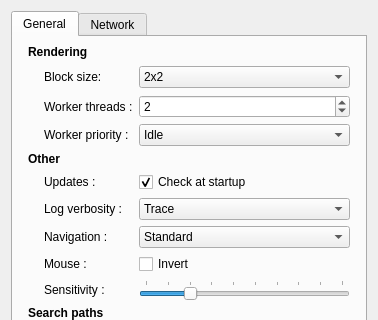
This is src/mtsgui/programsettingsdlg.ui in RoaldFre/mitsuba as Qt 5 draws it before an edit; both pictures show x 0 to 378 and y 0 to 320 of the 378 by 533 pixel window. The edited form follows.
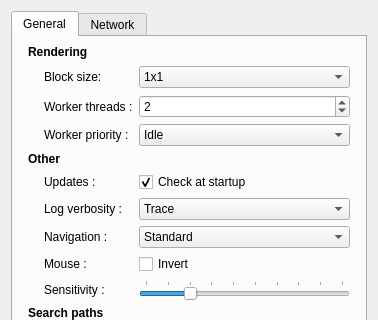
This is the edited form. Icons and pictures are not drawn.

Commit message: Support 1x1 blocks

Diff of the .ui file:
```diff
--- a/src/mtsgui/programsettingsdlg.ui
+++ b/src/mtsgui/programsettingsdlg.ui
@@ -120,6 +120,11 @@
 excessive block management may slow down the rendering.
 Only applies to some integrators. </string>
          </property>
+         <item>
+          <property name="text">
+           <string>1x1</string>
+          </property>
+         </item>
          <item>
           <property name="text">
            <string>2x2</string>
```
The commit also changes 2 other files.
